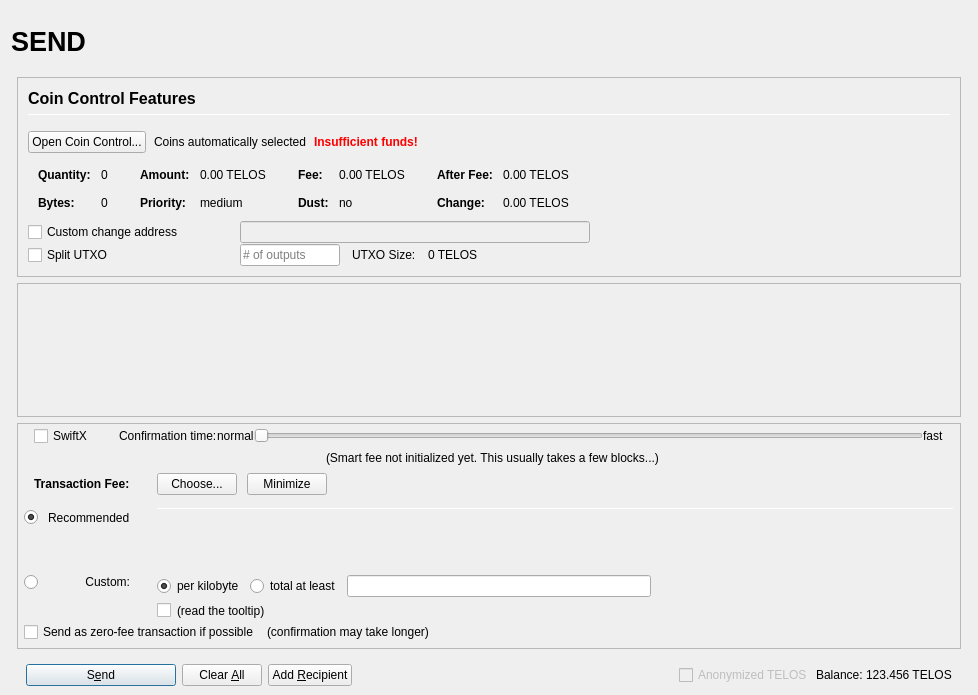
Above: src/qt/forms/sendcoinsdialog.ui from phoenixkonsole/MooNET before the change. Below: the same form after it.
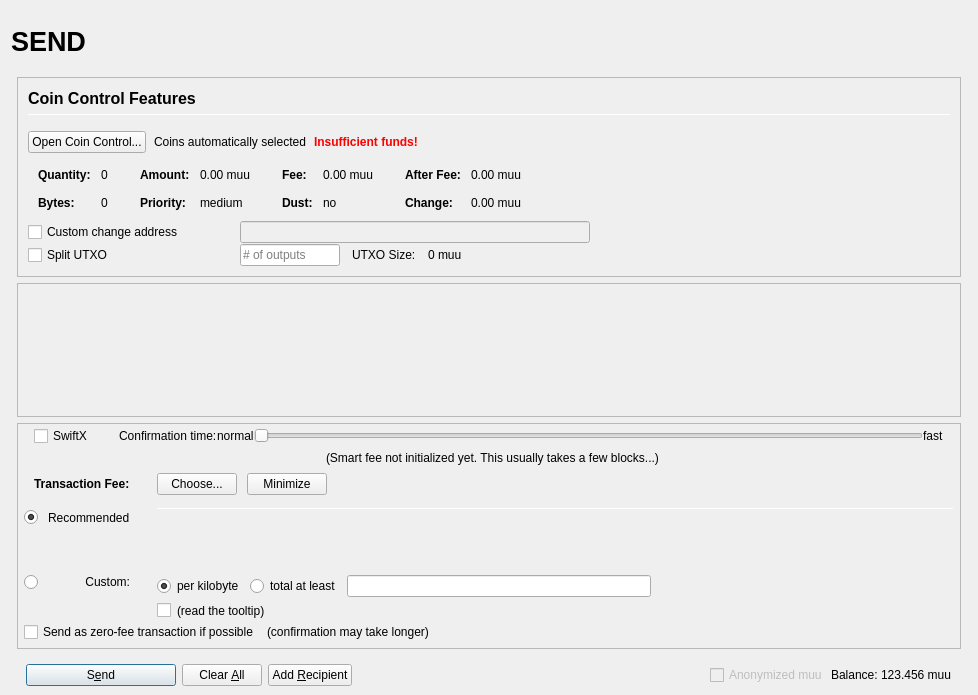
That is the form after the change. Icons and pictures are not drawn. Custom widgets are drawn as their Qt base class.

```diff
--- a/src/qt/forms/sendcoinsdialog.ui
+++ b/src/qt/forms/sendcoinsdialog.ui
@@ -457,7 +457,7 @@
                         <enum>Qt::ActionsContextMenu</enum>
                        </property>
                        <property name="text">
-                        <string notr="true">0.00 TELOS</string>
+                        <string notr="true">0.00 muu</string>
                        </property>
                        <property name="textInteractionFlags">
                         <set>Qt::LinksAccessibleByMouse|Qt::TextSelectableByKeyboard|Qt::TextSelectableByMouse</set>
@@ -537,7 +537,7 @@
                         <enum>Qt::ActionsContextMenu</enum>
                        </property>
                        <property name="text">
-                        <string notr="true">0.00 TELOS</string>
+                        <string notr="true">0.00 muu</string>
                        </property>
                        <property name="textInteractionFlags">
                         <set>Qt::LinksAccessibleByMouse|Qt::TextSelectableByKeyboard|Qt::TextSelectableByMouse</set>
@@ -617,7 +617,7 @@
                         <enum>Qt::ActionsContextMenu</enum>
                        </property>
                        <property name="text">
-                        <string notr="true">0.00 TELOS</string>
+                        <string notr="true">0.00 muu</string>
                        </property>
                        <property name="textInteractionFlags">
                         <set>Qt::LinksAccessibleByMouse|Qt::TextSelectableByKeyboard|Qt::TextSelectableByMouse</set>
@@ -646,7 +646,7 @@
                         <enum>Qt::ActionsContextMenu</enum>
                        </property>
                        <property name="text">
-                        <string notr="true">0.00 TELOS</string>
+                        <string notr="true">0.00 muu</string>
                        </property>
                        <property name="textInteractionFlags">
                         <set>Qt::LinksAccessibleByMouse|Qt::TextSelectableByKeyboard|Qt::TextSelectableByMouse</set>
@@ -813,7 +813,7 @@
                 <item>
                  <widget class="QLabel" name="labelBlockSize">
                   <property name="text">
-                   <string>0 TELOS</string>
+                   <string>0 muu</string>
                   </property>
                  </widget>
                 </item>
@@ -1651,7 +1651,7 @@
                 <bool>false</bool>
                </property>
                <property name="text">
-                <string>Anonymized TELOS</string>
+                <string>Anonymized muu</string>
                </property>
               </widget>
              </item>
@@ -1674,7 +1674,7 @@
                 <cursorShape>IBeamCursor</cursorShape>
                </property>
                <property name="text">
-                <string notr="true">123.456 TELOS</string>
+                <string notr="true">123.456 muu</string>
                </property>
                <property name="textInteractionFlags">
                 <set>Qt::LinksAccessibleByMouse|Qt::TextSelectableByKeyboard|Qt::TextSelectableByMouse</set>
```
Left out of the diff: 12 changed lines with no effect on the pictures.
